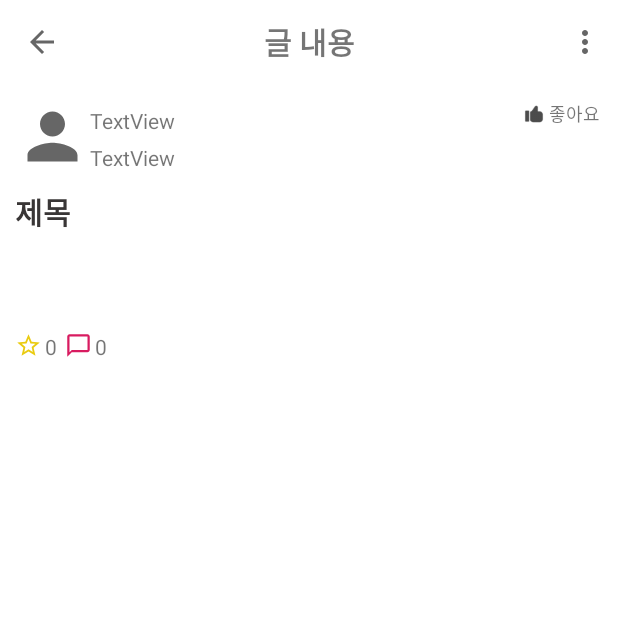
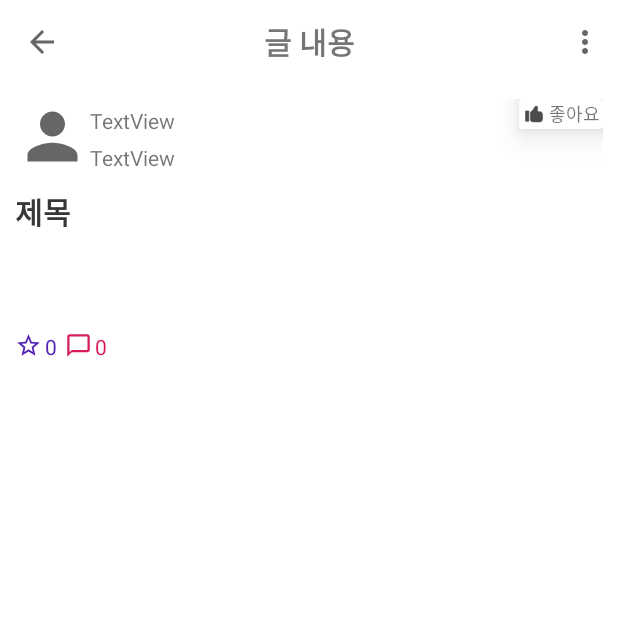
Before and after one commit to jin7011/store, an Android app: the PostActivity screen opened directly, with no data from a screen before it, on a phone screen of 412 x 824 dp, the top half of it. Run offline under Robolectric (Android 15) with nearby library versions, the phone set to English and light mode, and no system bars; our stand-ins replace Firebase (no records; nobody signed in at launch, a user with empty details on screens opened directly); 9 statements that could not run were skipped.

Commit message:
3/30일 좋아요버튼 활성화

```diff
--- a/snsproject/app/src/main/res/drawable/ic_goodnum_post_24.xml
+++ b/snsproject/app/src/main/res/drawable/ic_goodnum_post_24.xml
@@ -3,7 +3,7 @@
     android:height="24dp"
     android:viewportWidth="24"
     android:viewportHeight="24"
-    android:tint="#EACB10">
+    android:tint="#5524B6">
   <path
       android:fillColor="@android:color/white"
       android:pathData="M22,9.24l-7.19,-0.62L12,2 9.19,8.63 2,9.24l5.46,4.73L5.82,21 12,17.27 18.18,21l-1.63,-7.03L22,9.24zM12,15.4l-3.76,2.27 1,-4.28 -3.32,-2.88 4.38,-0.38L12,6.1l1.71,4.04 4.38,0.38 -3.32,2.88 1,4.28L12,15.4z"/>
--- a/snsproject/app/src/main/res/layout/activity_post.xml
+++ b/snsproject/app/src/main/res/layout/activity_post.xml
@@ -71,21 +71,26 @@
 
                 </LinearLayout>
 
+                <androidx.cardview.widget.CardView
+                    android:id="@+id/good_btn_cardview"
+                    android:layout_width="wrap_content"
+                    android:layout_height="wrap_content"
+                    android:background="@drawable/corner"
+                    app:cardElevation="13dp">
+
                     <LinearLayout
-                    android:id="@+id/good_post_btn"
                         android:layout_width="wrap_content"
                         android:layout_height="wrap_content"
                         android:layout_marginRight="2dp"
-                    android:clickable="true"
+                        android:onClick="good_up_btn"
                         android:orientation="horizontal">
 
-                    <ImageButton
+                        <ImageView
                             android:id="@+id/button"
                             android:layout_width="20dp"
                             android:layout_height="20dp"
                             android:layout_weight="1"
                             android:background="@drawable/aaaa"
-                        android:clickable="false"
                             android:text="Button" />
 
                         <TextView
@@ -97,6 +102,7 @@
                             android:text="좋아요"
                             android:textSize="12sp" />
                     </LinearLayout>
+                </androidx.cardview.widget.CardView>
 
             </LinearLayout>
 
@@ -147,7 +153,8 @@
                     android:layout_height="wrap_content"
                     android:layout_marginLeft="2dp"
                     android:layout_marginRight="5dp"
-                    android:text="0" />
+                    android:text="0"
+                    android:textColor="#5524B6" />
 
                 <ImageView
                     android:id="@+id/imageView2"
@@ -164,7 +171,8 @@
                     android:layout_marginLeft="2dp"
                     android:layout_marginRight="5dp"
                     android:layout_weight="0"
-                    android:text="0" />
+                    android:text="0"
+                    android:textColor="#D81B60" />
 
 
             </LinearLayout>
--- a/snsproject/app/src/main/res/layout/activity_write_post.xml
+++ b/snsproject/app/src/main/res/layout/activity_write_post.xml
@@ -48,6 +48,7 @@
             android:layout_marginEnd="10dp"
             android:layout_marginRight="0dp"
             android:layout_weight="1"
+            android:backgroundTint="#15315C"
             android:ems="10"
             android:hint="제목"
             android:inputType="textPersonName"
@@ -81,6 +82,7 @@
                 android:layout_marginStart="10dp"
                 android:layout_marginEnd="10dp"
                 android:layout_weight="15"
+                android:backgroundTint="#15315C"
                 android:ems="10"
                 android:gravity="start|top"
                 android:hint="안녕하세요'\n'안녕하세요'\n'안녕하세요'\n'안녕하세요'\n'안녕하세요'\n'안녕하세요'\n'안녕하세요'\n'안녕하세요'\n'안녕하세요'\n'안녕하세요'\n'안녕하세요'\n'안녕하세요'\n'안녕하세요'\n'안녕하세요'\n'안녕하세요'\n'안녕하세요'\n'안녕하세요'\n'안녕하세요'\n'안녕하세요'\n'안녕하세요'\n'안녕하세요'\n'안녕하세요'\n'안녕하세요'\n'안녕하세요'\n'"
```
Also changed, not shown: snsproject/app/src/main/java/com/example/sns_project/Activities/MainActivity.java (+4 -4 lines), snsproject/app/src/main/java/com/example/sns_project/Activities/PostActivity.java (+48 -2 lines), snsproject/app/src/main/java/com/example/sns_project/Adapter/PostAdapter.java (+8 -0 lines), snsproject/app/src/main/java/com/example/sns_project/info/PostInfo.java (+18 -3 lines), snsproject/app/src/main/res/drawable/ic_good_btn.xml (deleted, +0 -10 lines), snsproject/app/src/main/res/layout/item_post.xml (+39 -2 lines). Lines whose indentation alone changed are shown as unchanged.
